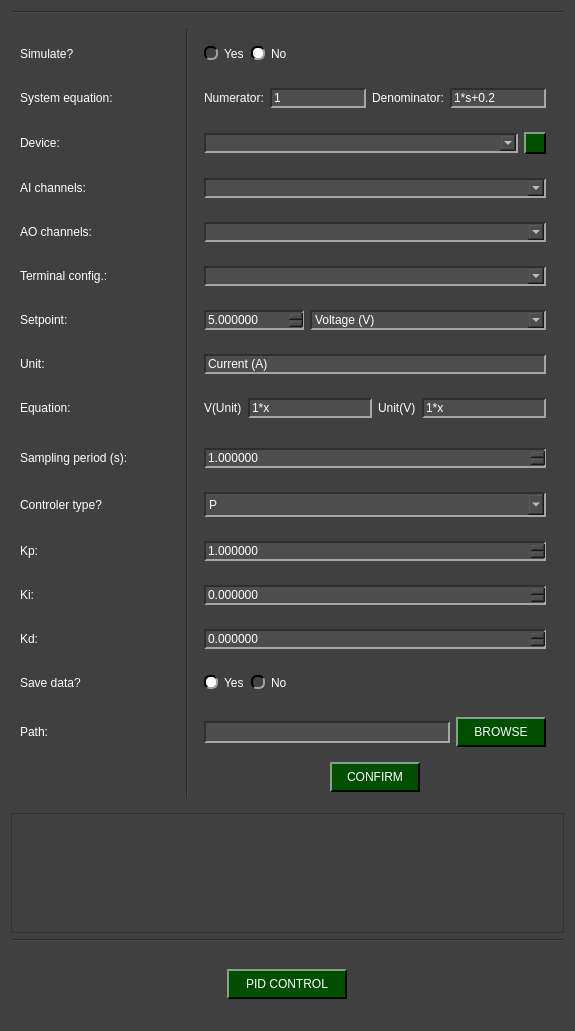
First picture: the form in pydaq/uis/PyDAQ_pid_control_NIDAQ_widget.ui, repository viniciusfs14/pydaq, before the edit.
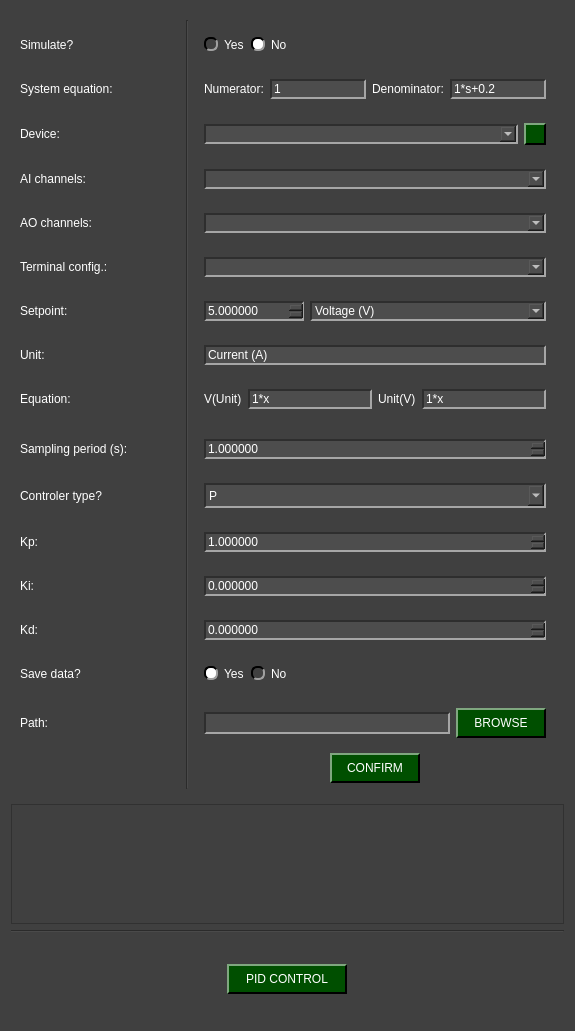
Second picture: the form after the edit. Icons and pictures are not drawn.

Commit message: Refactoring the import and adjustments to the lqr control simulation.

The edit to the form file:
```diff
--- a/pydaq/uis/PyDAQ_pid_control_NIDAQ_widget.ui
+++ b/pydaq/uis/PyDAQ_pid_control_NIDAQ_widget.ui
@@ -318,7 +318,26 @@
 </string>
   </property>
   <layout class="QGridLayout" name="gridLayout">
-   <item row="3" column="0">
+   <item row="4" column="0" alignment="Qt::AlignmentFlag::AlignHCenter|Qt::AlignmentFlag::AlignVCenter">
+    <widget class="QPushButton" name="pushButton_start">
+     <property name="minimumSize">
+      <size>
+       <width>120</width>
+       <height>30</height>
+      </size>
+     </property>
+     <property name="maximumSize">
+      <size>
+       <width>150</width>
+       <height>30</height>
+      </size>
+     </property>
+     <property name="text">
+      <string>PID CONTROL</string>
+     </property>
+    </widget>
+   </item>
+   <item row="2" column="0">
     <widget class="QFrame" name="frame_equation">
      <property name="minimumSize">
       <size>
@@ -347,7 +366,7 @@
      </layout>
     </widget>
    </item>
-   <item row="2" column="0">
+   <item row="1" column="0">
     <widget class="QWidget" name="widget_top" native="true">
      <layout class="QGridLayout" name="gridLayout_2">
       <item row="6" column="0">
@@ -1059,20 +1078,7 @@
      </layout>
     </widget>
    </item>
-   <item row="1" column="0">
-    <widget class="Line" name="line_2">
-     <property name="minimumSize">
-      <size>
-       <width>0</width>
-       <height>0</height>
-      </size>
-     </property>
-     <property name="orientation">
-      <enum>Qt::Orientation::Horizontal</enum>
-     </property>
-    </widget>
-   </item>
-   <item row="4" column="0">
+   <item row="3" column="0">
     <widget class="Line" name="line_3">
      <property name="minimumSize">
       <size>
@@ -1085,25 +1091,6 @@
      </property>
     </widget>
    </item>
-   <item row="5" column="0" alignment="Qt::AlignmentFlag::AlignHCenter|Qt::AlignmentFlag::AlignVCenter">
-    <widget class="QPushButton" name="pushButton_start">
-     <property name="minimumSize">
-      <size>
-       <width>120</width>
-       <height>30</height>
-      </size>
-     </property>
-     <property name="maximumSize">
-      <size>
-       <width>150</width>
-       <height>30</height>
-      </size>
-     </property>
-     <property name="text">
-      <string>PID CONTROL</string>
-     </property>
-    </widget>
-   </item>
   </layout>
  </widget>
  <resources>
```
Left out of the diff: 2 changed lines with no effect on the pictures. The commit also changes 32 other files.
